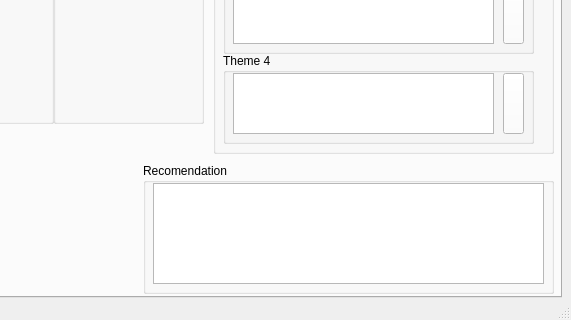
This is src/prothesis-gui/mainwindow.ui in egeldenhuys/prothesis as Qt 5 draws it before an edit; both pictures show x 689 to 1260 and y 299 to 619 of the 1260 by 619 pixel window. The edited form follows.
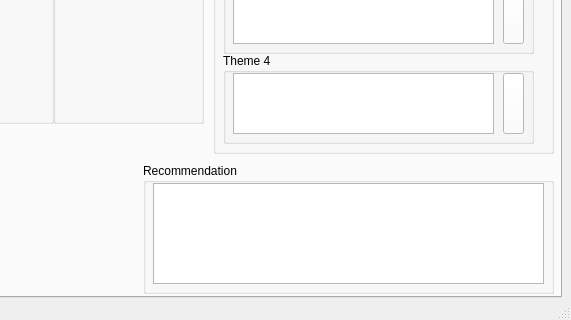
This is the edited form. The open tabs and pages were chosen to show the change. Custom widgets are drawn as their Qt base class.

Commit message: Add recommendation to UserData

```diff
--- a/src/prothesis-gui/mainwindow.ui
+++ b/src/prothesis-gui/mainwindow.ui
@@ -4903,7 +4903,7 @@
        </rect>
       </property>
       <property name="title">
-       <string>Recomendation</string>
+       <string>Recommendation</string>
       </property>
       <widget class="QPlainTextEdit" name="txtRecomendation">
        <property name="geometry">
```
Left out of the diff: 4 changed lines with no effect on the pictures. The commit also changes 3 other files.
